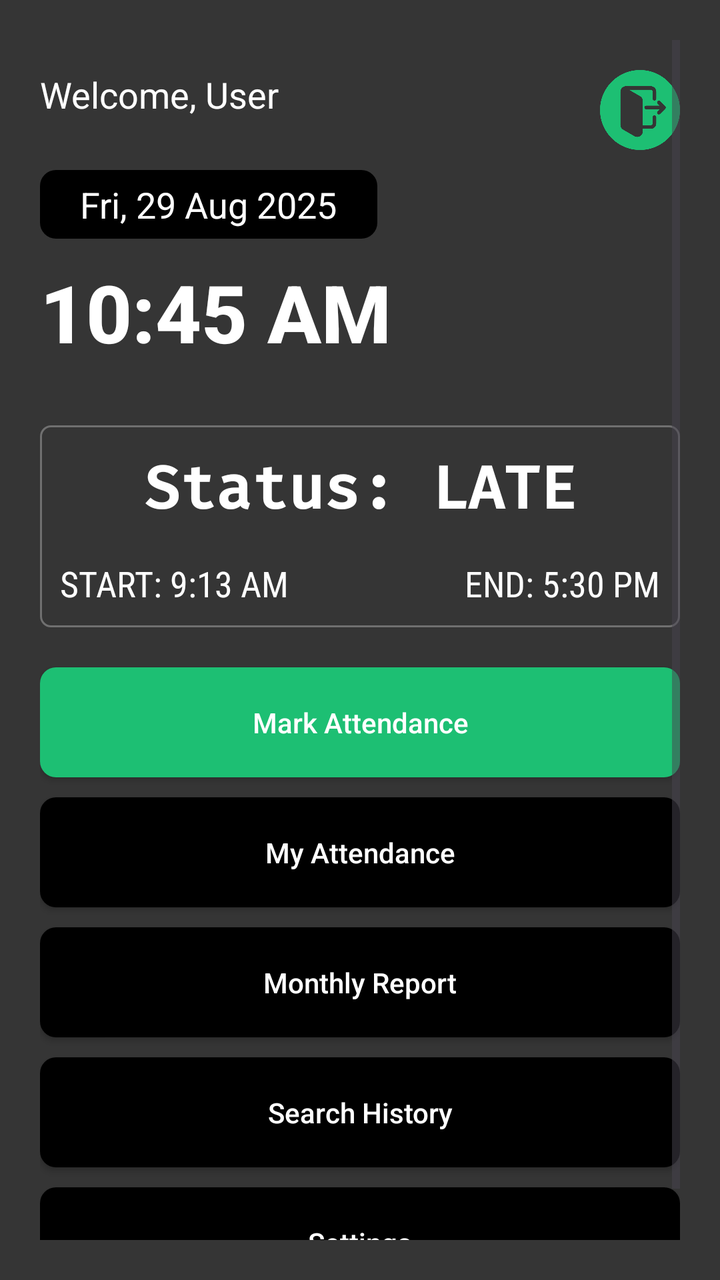
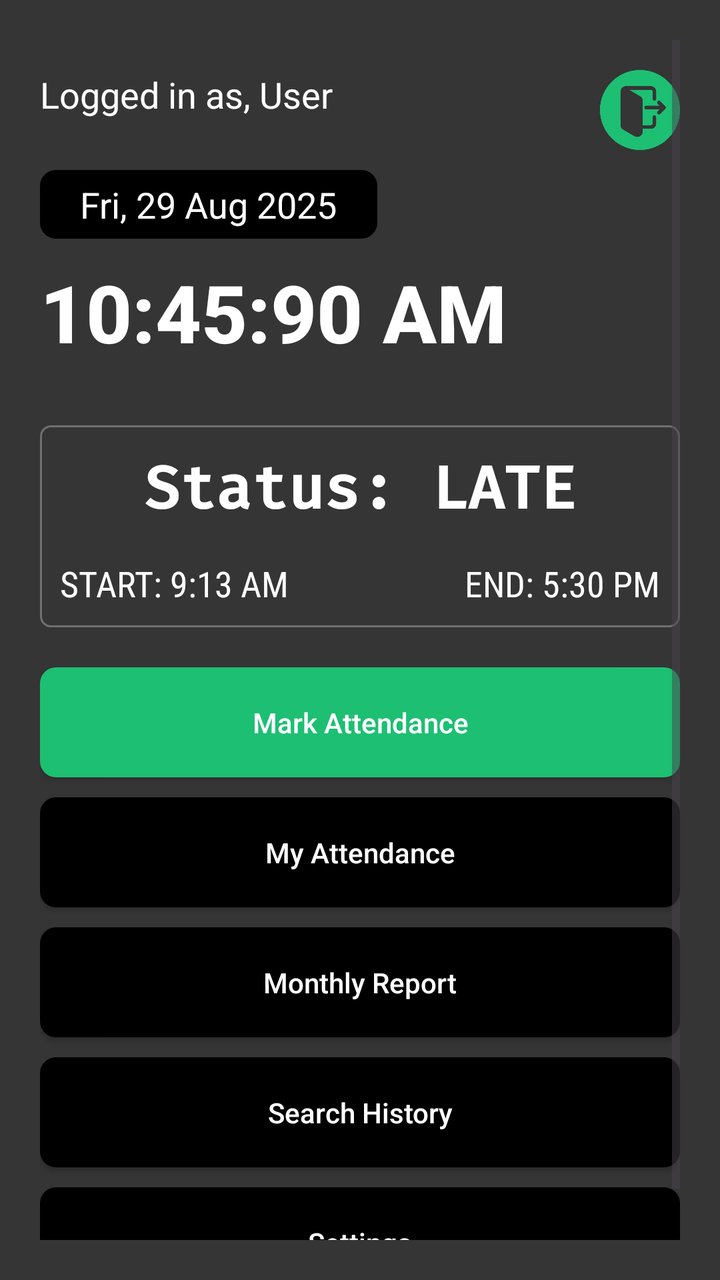

An Android layout rendered at two revisions. The XML below is the earlier revision; the diff shows what the commit changed to produce the second picture.
<!-- AndroidManifest.xml: application theme Theme.Attd -->
<!-- res/layout/activity_dashboard.xml -->
<?xml version="1.0" encoding="utf-8"?>
<ScrollView xmlns:android="http://schemas.android.com/apk/res/android"
    xmlns:app="http://schemas.android.com/apk/res-auto"
    android:layout_width="match_parent"
    android:layout_height="match_parent"
    android:background="#353535"
    android:padding="20dp">

    <LinearLayout
        android:layout_width="match_parent"
        android:layout_height="wrap_content"
        android:layout_marginTop="15dp"
        android:orientation="vertical">

        <RelativeLayout
            android:layout_width="match_parent"
            android:layout_height="wrap_content">

            <TextView
                android:id="@+id/textEmail"
                android:layout_width="wrap_content"
                android:layout_height="wrap_content"
                android:text="Welcome, User"
                android:textColor="@color/white"
                android:textSize="18sp"
                android:layout_marginBottom="10dp" />

            <ImageView
                android:layout_width="40dp"
                android:layout_height="40dp"
                android:src="@drawable/logout"
                android:layout_alignParentEnd="true"
                android:id="@+id/btnLogout"
                app:tint="#1dbf73" />
        </RelativeLayout>


        
        <TextView
            android:id="@+id/textDate"
            android:layout_width="wrap_content"
            android:layout_height="wrap_content"
            android:text="Fri, 29 Aug 2025"
            android:textColor="#FFFFFF"
            android:paddingLeft="20dp"
            android:paddingEnd="20dp"
            android:layout_marginTop="10dp"
            android:paddingTop="5dp"
            android:paddingBottom="5dp"
            android:background="@drawable/green_bg"
            android:backgroundTint="@color/black"
            android:textSize="18sp"
            android:layout_marginBottom="10dp" />

        
        <TextView
            android:id="@+id/textTime"
            android:layout_width="wrap_content"
            android:layout_height="wrap_content"
            android:text="10:45 AM"
            android:fontFamily="sans-serif-medium"
            android:textColor="@color/white"
            android:textSize="40sp"
            android:textStyle="bold"
            android:layout_marginBottom="30dp" />

        <LinearLayout
            android:layout_width="match_parent"
            android:layout_height="wrap_content"
            android:padding="10dp"
            android:layout_marginBottom="20dp"
            android:background="@drawable/outline_bg"
            android:orientation="vertical">

            <TextView
                android:id="@+id/tv_status"
                android:layout_width="wrap_content"
                android:layout_height="wrap_content"
                android:text="Status: LATE"
                android:textStyle="bold"
                android:layout_gravity="center"
                android:fontFamily="@font/fira"
                android:textColor="@color/white"
                android:textSize="30sp" />

            <RelativeLayout
                android:layout_width="match_parent"
                android:layout_height="wrap_content"
                android:layout_marginTop="10dp">
                <TextView
                    android:id="@+id/tv_startTime"
                    android:layout_width="wrap_content"
                    android:layout_height="wrap_content"
                    android:text="START: 9:13 AM"
                    android:fontFamily="@font/rb"
                    android:textColor="@color/white"
                    android:textSize="18sp" />

                <TextView
                    android:id="@+id/tv_endTime"
                    android:layout_width="wrap_content"
                    android:layout_height="wrap_content"
                    android:text="END: 5:30 PM"
                    android:layout_alignParentEnd="true"
                    android:fontFamily="@font/rb"
                    android:textColor="@color/white"
                    android:textSize="18sp" />
            </RelativeLayout>
        </LinearLayout>

        
        <androidx.appcompat.widget.AppCompatButton
            android:id="@+id/btnAttendance"
            android:layout_width="match_parent"
            android:layout_height="55dp"
            android:text="Mark Attendance"
            android:textColor="#FFFFFF"
            android:textAllCaps="false"
            android:background="@drawable/green_bg"
            android:backgroundTint="#1dbf73"
            android:elevation="6dp" />

        
        <androidx.appcompat.widget.AppCompatButton
            android:id="@+id/btnLeave"
            android:layout_width="match_parent"
            android:layout_height="55dp"
            android:text="Request Leave"
            android:textColor="#FFFFFF"
            android:textAllCaps="false"
            android:visibility="gone"
            android:background="@drawable/btn_gradient_alt"
            android:elevation="6dp" />

        
        <androidx.appcompat.widget.AppCompatButton
            android:id="@+id/btnMyAttendance"
            android:layout_width="match_parent"
            android:layout_height="55dp"
            android:text="My Attendance"
            android:textColor="#FFFFFF"
            android:textAllCaps="false"
            android:layout_marginTop="10dp"
            android:background="@drawable/green_bg"
            android:backgroundTint="#000"
            android:elevation="6dp" />

        
        <androidx.appcompat.widget.AppCompatButton
            android:id="@+id/btnReport"
            android:layout_width="match_parent"
            android:layout_height="55dp"
            android:text="Monthly Report"
            android:textColor="#FFFFFF"
            android:textAllCaps="false"
            android:backgroundTint="#000"
            android:layout_marginTop="10dp"
            android:background="@drawable/green_bg"
            android:elevation="6dp" />

        <androidx.appcompat.widget.AppCompatButton
            android:id="@+id/btnHistory"
            android:layout_width="match_parent"
            android:layout_height="55dp"
            android:text="Search History"
            android:textColor="#FFFFFF"
            android:textAllCaps="false"
            android:backgroundTint="#000"
            android:layout_marginTop="10dp"
            android:background="@drawable/green_bg"
            android:elevation="6dp" />

        <androidx.appcompat.widget.AppCompatButton
            android:id="@+id/btnSettings"
            android:layout_width="match_parent"
            android:layout_height="55dp"
            android:text="Settings"
            android:textColor="#FFFFFF"
            android:textAllCaps="false"
            android:backgroundTint="#000"
            android:layout_marginTop="10dp"
            android:background="@drawable/green_bg"
            android:layout_marginBottom="20dp"
            android:elevation="6dp" />

        










    </LinearLayout>
</ScrollView>
<!-- resources referenced by this layout -->
<resources>
  <color name="black">#FF000000</color>
  <color name="white">#FFFFFFFF</color>
  <!-- drawable btn_gradient_alt (drawable) -->
  <?xml version="1.0" encoding="utf-8"?>
  <shape xmlns:android="http://schemas.android.com/apk/res/android" android:shape="rectangle">
      <gradient
          android:startColor="#FF6FD8"
          android:endColor="#3813C2"
          android:angle="45"/>
      <corners android:radius="16dp"/>
  </shape>
  <!-- drawable green_bg (drawable) -->
  <?xml version="1.0" encoding="utf-8"?>
  <shape  xmlns:android="http://schemas.android.com/apk/res/android" android:shape="rectangle">
      <solid android:color="#1dbf73"/>
      <corners android:radius="8dp"/>
  </shape>
  <!-- drawable logout: png bitmap (drawable, 13622 bytes) -->
  <!-- drawable outline_bg (drawable) -->
  <?xml version="1.0" encoding="utf-8"?>
  <shape  xmlns:android="http://schemas.android.com/apk/res/android" android:shape="rectangle">
      <stroke android:color="#707070" android:width="1dp"/>
      <corners android:radius="5dp"/>
  </shape>
  <style name="Theme.Attd" parent="Base.Theme.Attd" />
  <style name="Base.Theme.Attd" parent="Theme.Material3.DayNight.NoActionBar">
          
          
      </style>
</resources>

<!-- the commit's change to res/layout/activity_dashboard.xml (unified diff, before → after) -->
@@ -20,7 +20,7 @@
                 android:id="@+id/textEmail"
                 android:layout_width="wrap_content"
                 android:layout_height="wrap_content"
-                android:text="Welcome, User"
+                android:text="Logged in as, User"
                 android:textColor="@color/white"
                 android:textSize="18sp"
                 android:layout_marginBottom="10dp" />
@@ -57,7 +57,7 @@
             android:id="@+id/textTime"
             android:layout_width="wrap_content"
             android:layout_height="wrap_content"
-            android:text="10:45 AM"
+            android:text="10:45:90 AM"
             android:fontFamily="sans-serif-medium"
             android:textColor="@color/white"
             android:textSize="40sp"
